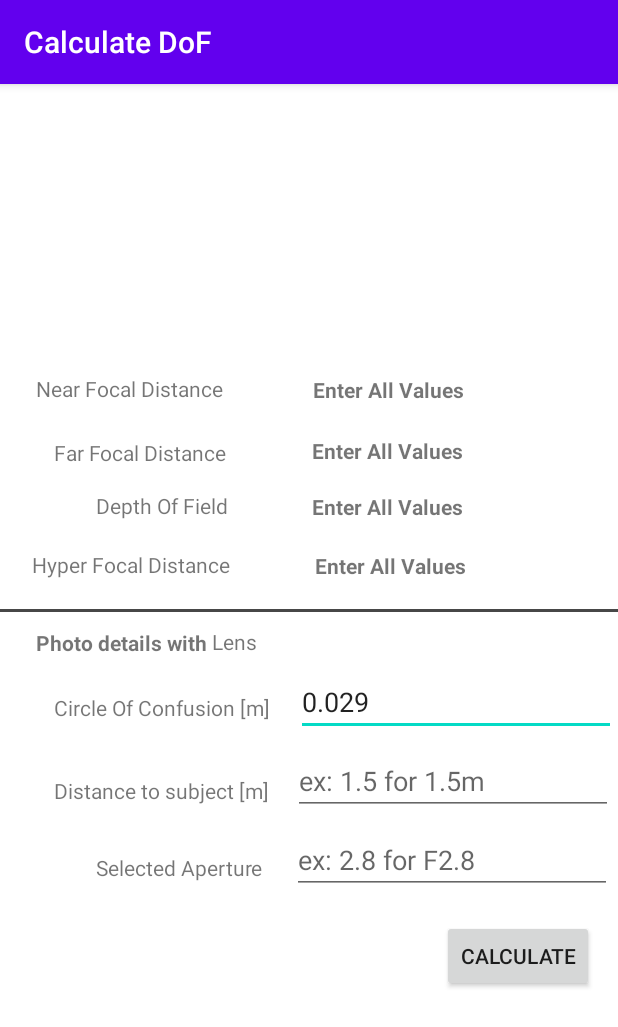
After one commit to sarbjotm/Depth-Of-Field-Calculator-Android, an Android app: the DoFCalculatorActivity screen opened directly, with no data from a screen before it, on a phone screen of 412 x 824 dp. The commit adds this screen. Shown: the top 1027 px of the screen. Run offline under Robolectric (Android 15) with nearby library versions, the phone set to English and light mode, and no system bars.

Commit message:
DoF activity panel UI made and formatted, implementation required. Used static int "position ID" to keep track of position selected in ListView.

```diff
--- a/app/src/main/AndroidManifest.xml
+++ b/app/src/main/AndroidManifest.xml
@@ -9,7 +9,8 @@
         android:roundIcon="@mipmap/ic_launcher_round"
         android:supportsRtl="true"
         android:theme="@style/AppTheme">
-        <activity android:name=".AddLensesActivity"></activity>
+        <activity android:name=".DoFCalculatorActivity"></activity>
+        <activity android:name=".AddLensesActivity" />
         <activity android:name=".MainActivity">
             <intent-filter>
                 <action android:name="android.intent.action.MAIN" />
--- a/app/src/main/java/ca/sfu/cmpt276a2/AddLensesActivity.java
+++ b/app/src/main/java/ca/sfu/cmpt276a2/AddLensesActivity.java
@@ -17,10 +17,12 @@ public class AddLensesActivity extends AppCompatActivity {
     private double distance;
     private double aperture;
 
+
     @Override
     protected void onCreate(Bundle savedInstanceState) {
         super.onCreate(savedInstanceState);
         setContentView(R.layout.activity_adding_lens);
+        this.setTitle("Lens Details");
         setupEndAddingLensesBtn();
         setupSaveBtn();
     }
@@ -31,8 +33,7 @@ public class AddLensesActivity extends AppCompatActivity {
             @Override
             public void onClick(View v) {
                 finish(); //terminates current activity and returns to previous
-                }
-
+            }
         });
     }
 
@@ -56,7 +57,6 @@ public class AddLensesActivity extends AppCompatActivity {
 
                 setResult(Activity.RESULT_OK, intent);
                 finish();
-
             }
 
         });
--- /dev/null
+++ b/app/src/main/java/ca/sfu/cmpt276a2/DoFCalculatorActivity.java
@@ -0,0 +1,27 @@
+package ca.sfu.cmpt276a2;
+
+import androidx.appcompat.app.AppCompatActivity;
+
+import android.content.Context;
+import android.content.Intent;
+import android.os.Bundle;
+
+import ca.sfu.cmpt276a2.Model.DepthOfFieldCalculator;
+import ca.sfu.cmpt276a2.Model.Lens;
+
+public class DoFCalculatorActivity extends AppCompatActivity {
+
+    private DepthOfFieldCalculator depthOfFieldCalculator;
+
+    @Override
+    protected void onCreate(Bundle savedInstanceState) {
+        super.onCreate(savedInstanceState);
+        setContentView(R.layout.activity_do_f_calculator);
+        this.setTitle("Calculate DoF");
+    }
+
+    public static Intent makeIntent(Context context){
+        return new Intent(context, DoFCalculatorActivity.class);
+    }
+
+}
--- a/app/src/main/java/ca/sfu/cmpt276a2/MainActivity.java
+++ b/app/src/main/java/ca/sfu/cmpt276a2/MainActivity.java
@@ -8,8 +8,10 @@ import android.content.Intent;
 import android.os.Bundle;
 import android.util.Log;
 import android.view.View;
+import android.widget.AdapterView;
 import android.widget.ArrayAdapter;
 import android.widget.ListView;
+import android.widget.TextView;
 import android.widget.Toast;
 
 import com.google.android.material.floatingactionbutton.FloatingActionButton;
@@ -31,25 +33,36 @@ public class MainActivity extends AppCompatActivity {
         setContentView(R.layout.activity_main);
         lensManager = LensManager.getInstance();
         populateLensView();
+        deptOfFieldPanelCallBack();
         switchActivities();
-
-
 
     }
 
+    private void deptOfFieldPanelCallBack(){
+        ListView listView = (ListView) findViewById(R.id.LensView);
+        listView.setOnItemClickListener(new AdapterView.OnItemClickListener() {//anonymous class
+            @Override
+            public void onItemClick(AdapterView<?> parent,
+                                    View view,
+                                    int position,
+                                    long id) {
+                lensManager.savePosition(position);//store position value
+                Intent intent = DoFCalculatorActivity.makeIntent(MainActivity.this);
+                startActivity(intent);
+            }
+        });
+    }
+
     private void switchActivities(){
-        FloatingActionButton  btn = (FloatingActionButton) findViewById(R.id.bthAddLenses);
+        FloatingActionButton btn = (FloatingActionButton) findViewById(R.id.bthAddLenses);
         btn.setOnClickListener(new View.OnClickListener() {
             @Override
             public void onClick(View v) {
-//                Intent intent = addingLens.makeIntent(MainActivity.this);
                 Intent intent = AddLensesActivity.makeIntent(MainActivity.this);
-
                 startActivityForResult(intent, REQUEST_CODE_GETMESSAGE);
 
             }
         });
-
     }
 
     @Override
@@ -60,12 +73,12 @@ public class MainActivity extends AppCompatActivity {
                     String make = data.getStringExtra("modelMake");
                     String focal = data.getStringExtra("modelFocal");
                     String aperture = data.getStringExtra("modelAperture");
-                    Lens lens = new Lens(make, Double.parseDouble(focal),Double.parseDouble(aperture));
+
+                    Lens lens = new Lens(make, Double.parseDouble(focal),
+                                        Double.parseDouble(aperture));
                     lensManager.add(lens);
-                    populateLensView();
-
+                    populateLensView();//reinitialize ListView
                 }
-
                 else{
                     Log.i("MyApp","Failed!");
                 }
@@ -73,8 +86,6 @@ public class MainActivity extends AppCompatActivity {
     }
 
     private void populateLensView(){
-
-        //store lens strings
         List<String> lensStrings = new ArrayList<>();
         for(Lens lens : lensManager.getLenses()){
             lensStrings.add(lens.toString());
@@ -91,5 +102,4 @@ public class MainActivity extends AppCompatActivity {
         listView.setAdapter(lensAdapter);
     }
 
-
 }
--- a/app/src/main/java/ca/sfu/cmpt276a2/Model/LensManager.java
+++ b/app/src/main/java/ca/sfu/cmpt276a2/Model/LensManager.java
@@ -9,18 +9,28 @@ import java.util.List;
 public class LensManager {
 
     private List<Lens> lens = new ArrayList<>();
+    private static int positionID;//to store the position selected in the ListView
 
     /**
      * Singleton support code
      */
     private static LensManager instance;
+
     public static LensManager getInstance(){
         if(instance == null)
             instance = new LensManager();
         return instance;
     }
 
-    //Constrcutor privatized to restrict instantiation of another LensManager
+    public static void savePosition(int ID){
+        positionID = ID;//saving the position into the static int
+    }
+
+    public static int getPosition(){
+        return positionID;
+    }
+
+    //Constructor privatized to restrict instantiation of another LensManager
     private LensManager(){
         lens.add(new Lens("Canon", 1.8, 50));
         lens.add(new Lens("Tamron", 2.8, 90));
--- a/app/src/main/res/layout/activity_adding_lens.xml
+++ b/app/src/main/res/layout/activity_adding_lens.xml
@@ -113,7 +113,7 @@
         android:autofillHints="@string/enterAperture"
         android:ems="10"
         android:hint="@string/enterAperture"
-        android:inputType="number"
+        android:inputType="numberDecimal"
         android:text="@string/aName"
         app:layout_constraintBottom_toBottomOf="parent"
         app:layout_constraintEnd_toEndOf="parent"
--- /dev/null
+++ b/app/src/main/res/layout/activity_do_f_calculator.xml
@@ -0,0 +1,242 @@
+<?xml version="1.0" encoding="utf-8"?>
+<androidx.constraintlayout.widget.ConstraintLayout xmlns:android="http://schemas.android.com/apk/res/android"
+    xmlns:app="http://schemas.android.com/apk/res-auto"
+    xmlns:tools="http://schemas.android.com/tools"
+    android:layout_width="match_parent"
+    android:layout_height="match_parent"
+    android:background="#FFFFFF"
+    tools:context=".DoFCalculatorActivity">
+
+    <TextView
+        android:id="@+id/NearFocalDistance"
+        android:layout_width="wrap_content"
+        android:layout_height="wrap_content"
+        android:layout_marginStart="24dp"
+        android:layout_marginTop="19dp"
+        android:layout_marginBottom="15dp"
+        android:text="@string/NearFocalDistance"
+        app:layout_constraintBottom_toTopOf="@+id/FarFocalDistance"
+        app:layout_constraintStart_toStartOf="parent"
+        app:layout_constraintTop_toTopOf="parent"
+        app:layout_constraintVertical_bias="0.957" />
+
+    <TextView
+        android:id="@+id/NearFocalDistanceValue"
+        android:layout_width="wrap_content"
+        android:layout_height="wrap_content"
+        android:layout_marginStart="64dp"
+        android:layout_marginTop="19dp"
+        android:layout_marginEnd="103dp"
+        android:layout_marginBottom="15dp"
+        android:text="@string/nearFocalDistanceValue"
+        android:textStyle="bold"
+        app:layout_constraintBottom_toTopOf="@+id/FarFocalDistanceValue"
+        app:layout_constraintEnd_toEndOf="parent"
+        app:layout_constraintHorizontal_bias="0.9"
+        app:layout_constraintStart_toEndOf="@+id/NearFocalDistance"
+        app:layout_constraintTop_toTopOf="parent"
+        app:layout_constraintVertical_bias="0.967" />
+
+    <TextView
+        android:id="@+id/FarFocalDistance"
+        android:layout_width="wrap_content"
+        android:layout_height="wrap_content"
+        android:layout_marginStart="36dp"
+        android:layout_marginBottom="16dp"
+        android:text="@string/FarFocalDistance"
+        app:layout_constraintBottom_toTopOf="@+id/DepthOfField"
+        app:layout_constraintStart_toStartOf="parent" />
+
+    <TextView
+        android:id="@+id/FarFocalDistanceValue"
+        android:layout_width="wrap_content"
+        android:layout_height="wrap_content"
+        android:layout_marginEnd="103dp"
+        android:layout_marginBottom="18dp"
+        android:text="@string/FarFocalDistanceValue"
+        android:textStyle="bold"
+        app:layout_constraintBottom_toTopOf="@+id/DepthOfFieldValues"
+        app:layout_constraintEnd_toEndOf="parent"
+        app:layout_constraintHorizontal_bias="1.0"
+        app:layout_constraintStart_toEndOf="@+id/FarFocalDistance" />
+
+    <TextView
+        android:id="@+id/DepthOfField"
+        android:layout_width="wrap_content"
+        android:layout_height="wrap_content"
+        android:layout_marginStart="64dp"
+        android:layout_marginBottom="20dp"
+        android:text="@string/DepthOfField"
+        app:layout_constraintBottom_toTopOf="@+id/HyperFocalDistance"
+        app:layout_constraintStart_toStartOf="parent" />
+
+    <TextView
+        android:id="@+id/DepthOfFieldValues"
+        android:layout_width="wrap_content"
+        android:layout_height="wrap_content"
+        android:layout_marginEnd="103dp"
+        android:layout_marginBottom="20dp"
+        android:text="@string/DepthOfFieldValue"
+        android:textStyle="bold"
+        app:layout_constraintBottom_toTopOf="@+id/HyperFocalDistanceValue"
+        app:layout_constraintEnd_toEndOf="parent"
+        app:layout_constraintHorizontal_bias="1.0"
+        app:layout_constraintStart_toEndOf="@+id/DepthOfField" />
+
+    <TextView
+        android:id="@+id/HyperFocalDistance"
+        android:layout_width="wrap_content"
+        android:layout_height="wrap_content"
+        android:layout_marginStart="21dp"
+        android:layout_marginBottom="20dp"
+        android:text="@string/HyperFocalDistance"
+        app:layout_constraintBottom_toTopOf="@+id/border"
+        app:layout_constraintStart_toStartOf="parent" />
+
+    <TextView
+        android:id="@+id/HyperFocalDistanceValue"
+        android:layout_width="wrap_content"
+        android:layout_height="wrap_content"
+        android:layout_marginStart="56dp"
+        android:layout_marginEnd="101dp"
+        android:layout_marginBottom="19dp"
+        android:text="@string/HyperFocalDistanceValue"
+        android:textStyle="bold"
+        app:layout_constraintBottom_toTopOf="@+id/border"
+        app:layout_constraintEnd_toEndOf="parent"
+        app:layout_constraintStart_toEndOf="@+id/HyperFocalDistance" />
+
+    <View
+        android:id="@+id/border"
+        android:layout_width="wrap_content"
+        android:layout_height="2dp"
+        android:layout_marginBottom="416dp"
+        android:background="#474747"
+        app:layout_constraintBottom_toBottomOf="parent"
+        app:layout_constraintEnd_toEndOf="parent"
+        app:layout_constraintHorizontal_bias="0.0"
+        app:layout_constraintStart_toStartOf="parent" />
+
+    <TextView
+        android:id="@+id/textView10"
+        android:layout_width="wrap_content"
+        android:layout_height="wrap_content"
+        android:layout_marginStart="24dp"
+        android:layout_marginTop="18dp"
+        android:layout_marginBottom="24dp"
+        android:text="@string/DoFheaderText"
+        android:textStyle="bold"
+        app:layout_constraintBottom_toTopOf="@+id/circleOfConfusion"
+        app:layout_constraintStart_toStartOf="parent"
+        app:layout_constraintTop_toBottomOf="@+id/border"
+        app:layout_constraintVertical_bias="1.0" />
+
+    <TextView
+        android:id="@+id/lensTag"
+        android:layout_width="30dp"
+        android:layout_height="20dp"
+        android:layout_marginTop="17dp"
+        android:layout_marginEnd="239dp"
+        android:layout_marginBottom="24dp"
+        android:text="@string/LensName"
+        app:layout_constraintBottom_toTopOf="@+id/circleOfConfusion"
+        app:layout_constraintEnd_toEndOf="parent"
+        app:layout_constraintHorizontal_bias="0.0"
+        app:layout_constraintStart_toEndOf="@+id/textView10"
+        app:layout_constraintTop_toBottomOf="@+id/border"
+        app:layout_constraintVertical_bias="1.0" />
+
+    <TextView
+        android:id="@+id/circleOfConfusion"
+        android:layout_width="wrap_content"
+        android:layout_height="wrap_content"
+        android:layout_marginStart="36dp"
+        android:layout_marginBottom="36dp"
+        android:text="@string/circleOfConfusion"
+        app:layout_constraintBottom_toTopOf="@+id/distance"
+        app:layout_constraintStart_toStartOf="parent" />
+
+    <TextView
+        android:id="@+id/distance"
+        android:layout_width="wrap_content"
+        android:layout_height="wrap_content"
+        android:layout_marginStart="36dp"
+        android:layout_marginBottom="32dp"
+        android:text="@string/distance"
+        app:layout_constraintBottom_toTopOf="@+id/aperture"
+        app:layout_constraintStart_toStartOf="parent" />
+
+    <TextView
+        android:id="@+id/aperture"
+        android:layout_width="wrap_content"
+        android:layout_height="wrap_content"
+        android:layout_marginStart="64dp"
+        android:layout_marginBottom="236dp"
+        android:text="@string/aperture"
+        app:layout_constraintBottom_toBottomOf="parent"
+        app:layout_constraintStart_toStartOf="parent" />
+
+    <EditText
+        android:id="@+id/editcircleOfConfusion"
+        android:layout_width="wrap_content"
+        android:layout_height="wrap_content"
+        android:layout_marginStart="17dp"
+        android:layout_marginTop="42dp"
+        android:layout_marginEnd="5dp"
+        android:layout_marginBottom="7dp"
+        android:ems="10"
+        android:importantForAutofill="no"
+        android:inputType="textPersonName"
+        android:labelFor="@+id/editcircleOfConfusion"
+        android:text="@string/CoC_const"
+        app:layout_constraintBottom_toTopOf="@+id/editDistance"
+        app:layout_constraintEnd_toEndOf="parent"
+        app:layout_constraintHorizontal_bias="0.0"
+        app:layout_constraintStart_toEndOf="@+id/circleOfConfusion"
+        app:layout_constraintTop_toBottomOf="@+id/border"
+        app:layout_constraintVertical_bias="1.0" />
+
+    <EditText
+        android:id="@+id/editDistance"
+        android:layout_width="wrap_content"
+        android:layout_height="wrap_content"
+        android:layout_marginStart="18dp"
+        android:layout_marginEnd="5dp"
+        android:layout_marginBottom="7dp"
+        android:autofillHints="@string/distance_autofill"
+        android:ems="10"
+        android:hint="@string/distance_autofill"
+        android:inputType="numberDecimal"
+        android:text=""
+        app:layout_constraintBottom_toTopOf="@+id/editApertureInDoF"
+        app:layout_constraintEnd_toEndOf="parent"
+        app:layout_constraintStart_toEndOf="@+id/distance" />
+
+    <EditText
+        android:id="@+id/editApertureInDoF"
+        android:layout_width="wrap_content"
+        android:layout_height="wrap_content"
+        android:layout_marginEnd="4dp"
+        android:layout_marginBottom="228dp"
+        android:autofillHints="@string/aperture_autofill"
+        android:ems="10"
+        android:hint="@string/aperture_autofill"
+        android:inputType="numberDecimal"
+        android:text=""
+        app:layout_constraintBottom_toBottomOf="parent"
+        app:layout_constraintEnd_toEndOf="parent" />
+
+    <Button
+        android:id="@+id/calculateButton"
+        android:layout_width="wrap_content"
+        android:layout_height="wrap_content"
+        android:layout_marginStart="294dp"
+        android:layout_marginTop="17dp"
+        android:layout_marginEnd="16dp"
+        android:layout_marginBottom="163dp"
+        android:text="@string/CalculateButton"
+        app:layout_constraintBottom_toBottomOf="parent"
+        app:layout_constraintEnd_toEndOf="parent"
+        app:layout_constraintStart_toStartOf="parent"
+        app:layout_constraintTop_toBottomOf="@+id/editApertureInDoF" />
+</androidx.constraintlayout.widget.ConstraintLayout>
--- a/app/src/main/res/layout/lensmanager_items.xml
+++ b/app/src/main/res/layout/lensmanager_items.xml
@@ -2,5 +2,5 @@
 <TextView xmlns:android="http://schemas.android.com/apk/res/android"
     android:layout_width="match_parent"
     android:layout_height="match_parent">
-
+    <!--This file exist for possible further modification to ListView, if needed-->
 </TextView>
--- a/app/src/main/res/values/strings.xml
+++ b/app/src/main/res/values/strings.xml
@@ -13,4 +13,21 @@
     <string name="FFname" />
     <string name="apertureName">Aperture</string>
     <string name="aName" />
+    <string name="NearFocalDistance">Near Focal Distance</string>
+    <string name="nearFocalDistanceValue">Enter All Values</string>
+    <string name="FarFocalDistance">Far Focal Distance</string>
+    <string name="FarFocalDistanceValue">Enter All Values</string>
+    <string name="DepthOfField">Depth Of Field</string>
+    <string name="DepthOfFieldValue">Enter All Values</string>
+    <string name="HyperFocalDistance">Hyper Focal Distance</string>
+    <string name="HyperFocalDistanceValue">Enter All Values</string>
+    <string name="DoFheaderText">"Photo details with "</string>
+    <string name="LensName">Lens</string>
+    <string name="circleOfConfusion">Circle Of Confusion [m]</string>
+    <string name="distance">Distance to subject [m]</string>
+    <string name="aperture">Selected Aperture</string>
+    <string name="CoC_const">0.029</string>
+    <string name="distance_autofill">ex: 1.5 for 1.5m</string>
+    <string name="aperture_autofill">ex: 2.8 for F2.8</string>
+    <string name="CalculateButton">CALCULATE</string>
 </resources>
```
